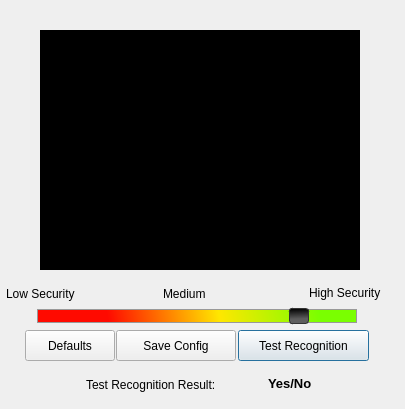
Old version of the form qtbranch/data/ui/uifiles/faceTrainerAdvSettings.ui in the repository WilliamRen/pam-face-authentication.
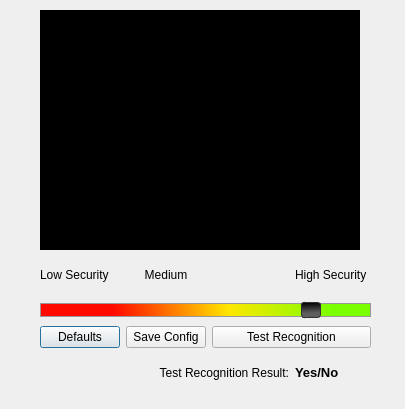
New version of the form. Icons and pictures are not drawn.

The edit to the form file:
```diff
--- a/qtbranch/data/ui/uifiles/faceTrainerAdvSettings.ui
+++ b/qtbranch/data/ui/uifiles/faceTrainerAdvSettings.ui
@@ -35,47 +35,18 @@
    <iconset resource="../../../graphics.qrc">
     <normaloff>:/data/ui/images/pfa-logo.png</normaloff>:/data/ui/images/pfa-logo.png</iconset>
   </property>
-  <widget class="QLabel" name="label_2">
-   <property name="geometry">
-    <rect>
-     <x>6</x>
-     <y>284</y>
-     <width>94</width>
-     <height>20</height>
-    </rect>
-   </property>
-   <property name="text">
-    <string>Low Security</string>
-   </property>
-   <property name="scaledContents">
-    <bool>true</bool>
-   </property>
-  </widget>
-  <widget class="QLabel" name="label_4">
-   <property name="geometry">
-    <rect>
-     <x>309</x>
-     <y>283</y>
-     <width>93</width>
-     <height>20</height>
-    </rect>
-   </property>
-   <property name="text">
-    <string>High Security</string>
-   </property>
-   <property name="scaledContents">
-    <bool>true</bool>
-   </property>
-  </widget>
-  <widget class="QGraphicsView" name="webcamPreview">
+  <widget class="QWidget" name="">
    <property name="geometry">
     <rect>
      <x>40</x>
-     <y>30</y>
-     <width>320</width>
-     <height>240</height>
+     <y>10</y>
+     <width>331</width>
+     <height>381</height>
     </rect>
    </property>
+   <layout class="QGridLayout" name="gridLayout">
+    <item row="0" column="0" colspan="4">
+     <widget class="QGraphicsView" name="webcamPreview">
    <property name="maximumSize">
     <size>
      <width>320</width>
@@ -103,102 +74,42 @@
     </rectf>
    </property>
   </widget>
-  <widget class="QPushButton" name="pb_tr">
-   <property name="enabled">
-    <bool>true</bool>
-   </property>
-   <property name="geometry">
-    <rect>
-     <x>238</x>
-     <y>330</y>
-     <width>131</width>
-     <height>31</height>
-    </rect>
-   </property>
+    </item>
+    <item row="1" column="0">
+     <widget class="QLabel" name="label_2">
    <property name="text">
-    <string>Test Recognition</string>
-   </property>
-  </widget>
-  <widget class="QLabel" name="result">
-   <property name="geometry">
-    <rect>
-     <x>268</x>
-     <y>373</y>
-     <width>71</width>
-     <height>21</height>
-    </rect>
-   </property>
-   <property name="font">
-    <font>
-     <pointsize>10</pointsize>
-     <weight>75</weight>
-     <bold>true</bold>
-    </font>
-   </property>
-   <property name="text">
-    <string>Yes/No</string>
-   </property>
+       <string>Low Security</string>
+      </property>
    <property name="scaledContents">
     <bool>true</bool>
    </property>
   </widget>
-  <widget class="QLabel" name="result_2">
-   <property name="geometry">
-    <rect>
-     <x>86</x>
-     <y>375</y>
-     <width>170</width>
-     <height>20</height>
-    </rect>
-   </property>
+    </item>
+    <item row="1" column="1">
+     <widget class="QLabel" name="label_5">
    <property name="text">
-    <string>Test Recognition Result:</string>
+       <string>Medium</string>
    </property>
    <property name="scaledContents">
     <bool>true</bool>
    </property>
-  </widget>
-  <widget class="QPushButton" name="pb_save">
-   <property name="enabled">
-    <bool>true</bool>
-   </property>
-   <property name="geometry">
-    <rect>
-     <x>116</x>
-     <y>330</y>
-     <width>120</width>
-     <height>31</height>
-    </rect>
-   </property>
+      <property name="alignment">
+       <set>Qt::AlignCenter</set>
+      </property>
+     </widget>
+    </item>
+    <item row="1" column="3">
+     <widget class="QLabel" name="label_4">
    <property name="text">
-    <string>Save Config</string>
-   </property>
-  </widget>
-  <widget class="QPushButton" name="pb_restore">
-   <property name="enabled">
+       <string>High Security</string>
+      </property>
+      <property name="scaledContents">
     <bool>true</bool>
    </property>
-   <property name="geometry">
-    <rect>
-     <x>25</x>
-     <y>330</y>
-     <width>90</width>
-     <height>31</height>
-    </rect>
-   </property>
-   <property name="text">
-    <string>Defaults</string>
-   </property>
-  </widget>
+     </widget>
+    </item>
+    <item row="2" column="0" colspan="4">
   <widget class="QSlider" name="percentage">
-   <property name="geometry">
-    <rect>
-     <x>37</x>
-     <y>301</y>
-     <width>320</width>
-     <height>31</height>
-    </rect>
-   </property>
    <property name="accessibleDescription">
     <string notr="true"/>
    </property>
@@ -249,21 +160,71 @@
     <number>10</number>
    </property>
   </widget>
-  <widget class="QLabel" name="label_5">
-   <property name="geometry">
-    <rect>
-     <x>163</x>
-     <y>284</y>
-     <width>71</width>
-     <height>20</height>
-    </rect>
+    </item>
+    <item row="3" column="0">
+     <widget class="QPushButton" name="pb_restore">
+      <property name="enabled">
+       <bool>true</bool>
    </property>
    <property name="text">
-    <string>Medium</string>
-   </property>
+       <string>Defaults</string>
+      </property>
+     </widget>
+    </item>
+    <item row="3" column="1">
+     <widget class="QPushButton" name="pb_save">
+      <property name="enabled">
+       <bool>true</bool>
+      </property>
+      <property name="text">
+       <string>Save Config</string>
+      </property>
+     </widget>
+    </item>
+    <item row="3" column="2" colspan="2">
+     <widget class="QPushButton" name="pb_tr">
+      <property name="enabled">
+       <bool>true</bool>
+      </property>
+      <property name="text">
+       <string>Test Recognition</string>
+      </property>
+     </widget>
+    </item>
+    <item row="4" column="0" colspan="3">
+     <widget class="QLabel" name="result_2">
+      <property name="layoutDirection">
+       <enum>Qt::LeftToRight</enum>
+      </property>
+      <property name="text">
+       <string>Test Recognition Result:</string>
+      </property>
    <property name="scaledContents">
     <bool>true</bool>
    </property>
+      <property name="alignment">
+       <set>Qt::AlignRight|Qt::AlignTrailing|Qt::AlignVCenter</set>
+      </property>
+     </widget>
+    </item>
+    <item row="4" column="3">
+     <widget class="QLabel" name="result">
+      <property name="font">
+       <font>
+        <pointsize>10</pointsize>
+        <weight>75</weight>
+        <bold>true</bold>
+       </font>
+      </property>
+      <property name="text">
+       <string>Yes/No</string>
+      </property>
+      <property name="scaledContents">
+       <bool>true</bool>
+      </property>
+     </widget>
+    </item>
+   </layout>
   </widget>
  </widget>
  <resources>
```
Lines whose indentation alone changed are shown as unchanged.
